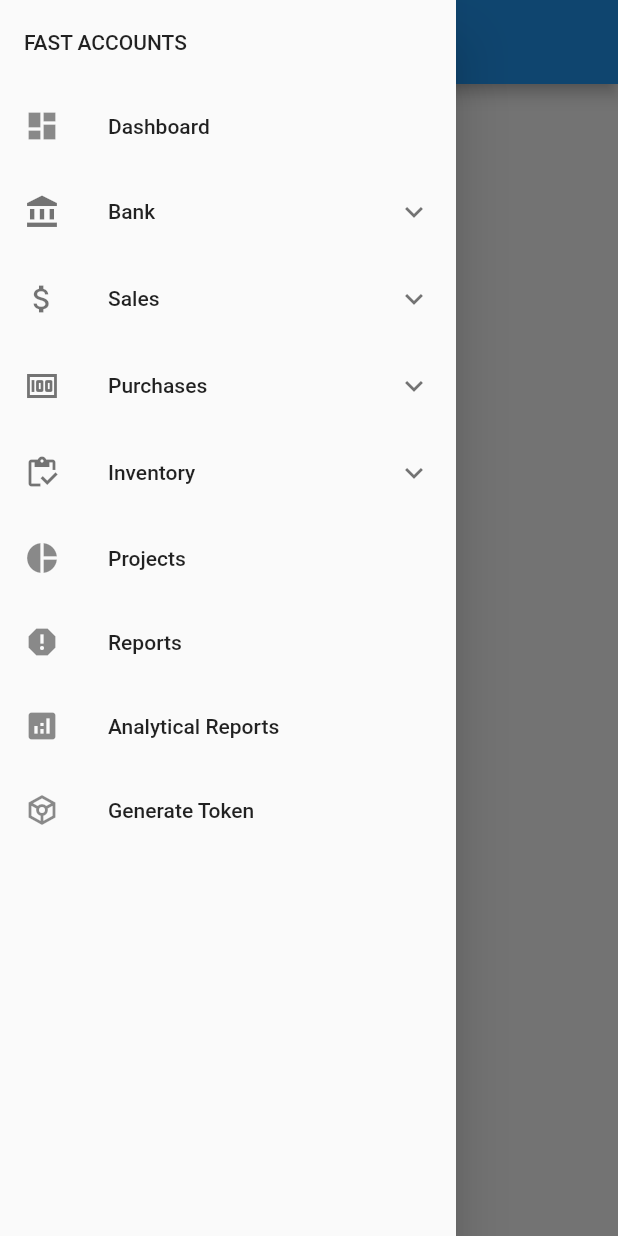
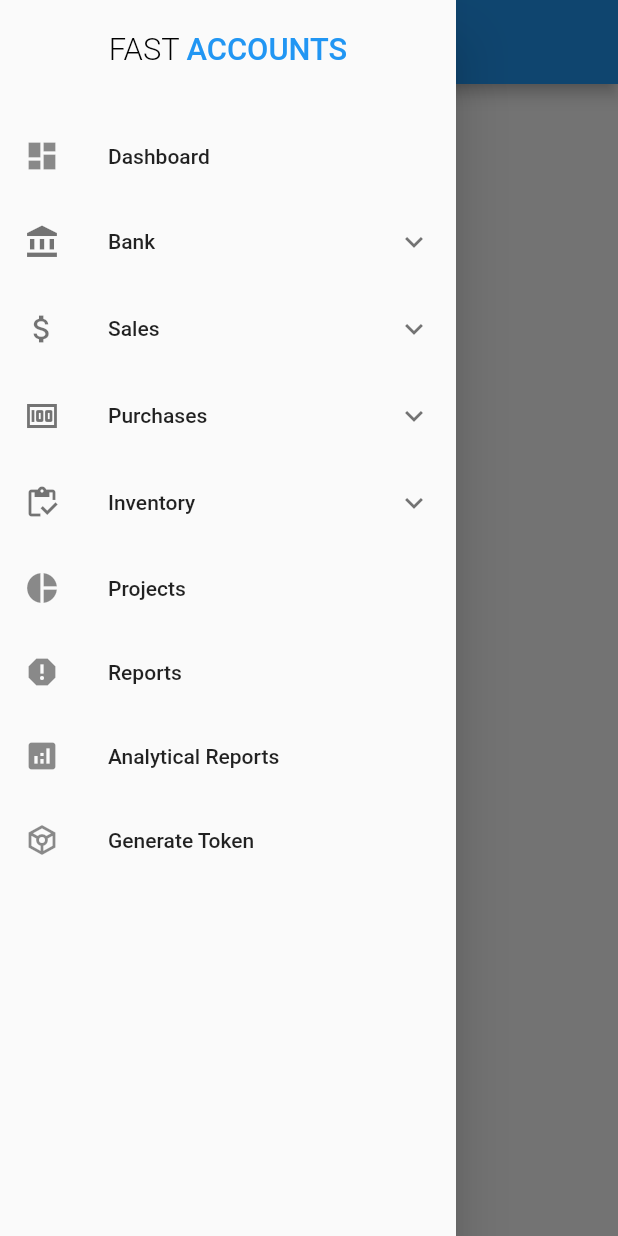
Before and after one commit to Ali-10011/fast-accounts-mobile-app, a Flutter app: the screen it shows after launch, with the side drawer open, on a phone screen of 412 x 824 dp. Run offline on Flutter 3.47's test engine with Material 2 defaults, Android fonts, the phone set to English and light mode, and no system bars.

Commit message:
Add Navigation and drawerTile Widgets

```diff
--- a/fast_accounts/lib/widgets/navigation_drawer.dart
+++ b/fast_accounts/lib/widgets/navigation_drawer.dart
@@ -5,63 +5,80 @@ import 'package:flutter/material.dart';
 class NavigationDrawerWidget extends StatelessWidget {
   const NavigationDrawerWidget({super.key});
 
+//function to generate Navigation Drawer Tiles
+  Widget drawerTile(
+      {required String title,
+      required int index,
+      required BuildContext context,
+      IconData? icon}) {
+    return ListTile(
+        title: Text(title),
+        onTap: () => selectedItem(context, index),
+        leading: (icon == null) ? null : Icon(icon));
+  }
+
+//function to Navigat based on choice
+  void selectedItem(BuildContext context, int index) {
+    Navigator.of(context).pop();
+
+    switch (index) {
+      case 0:
+        Navigator.of(context).pushReplacement(MaterialPageRoute(
+          builder: (context) => const DashBoard(),
+        ));
+        break;
+      case 20:
+        Navigator.of(context).pushReplacement(MaterialPageRoute(
+          builder: (context) => const GenerateToken(),
+        ));
+        break;
+      default:
+        break;
+    }
+  }
+
   @override
   Widget build(BuildContext context) {
     return Drawer(
       child: ListView(children: [
-        const ListTile(
-          title: Text('FAST ACCOUNTS'),
+        Padding(
+          padding: const EdgeInsets.fromLTRB(0, 5, 0, 15),
+          child: ListTile(
+            title: Center(
+                child: Text.rich(
+              TextSpan(
+                children: [
+                  TextSpan(
+                      text: 'FAST ',
+                      style: TextStyle(
+                          fontWeight: FontWeight.w300,
+                          color: Colors.black,
+                          fontSize: MediaQuery.of(context).size.width * 0.050)),
+                  TextSpan(
+                      text: 'ACCOUNTS',
+                      style: TextStyle(
+                          color: Colors.blue,
+                          fontSize: MediaQuery.of(context).size.width * 0.050)),
+                ],
+              ),
+            )),
+          ),
         ),
-        ListTile(
-          leading: const Icon(Icons.dashboard),
-          title: const Text('Dashboard'),
-          onTap: () {
-            Navigator.of(context).pop();
-            Navigator.pushReplacement(
-                context,
-                MaterialPageRoute(
-                  builder: (context) => const DashBoard(),
-                ));
-          },
-        ),
+        drawerTile(
+            title: "Dashboard",
+            index: 0,
+            context: context,
+            icon: Icons.dashboard),
         ExpansionTile(
           title: const Text("Bank"),
           leading: const Icon(Icons.account_balance), //add icon
           childrenPadding: const EdgeInsets.only(left: 60), //children padding
           children: [
-            ListTile(
-              title: const Text("Account Balances"),
-              onTap: () {
-                //action on press
-              },
-            ),
-
-            ListTile(
-              title: const Text("Bank Payments"),
-              onTap: () {
-                //action on press
-              },
-            ),
-            ListTile(
-              title: const Text("Bank Receipts"),
-              onTap: () {
-                //action on press
-              },
-            ),
-            ListTile(
-              title: const Text("Transfers"),
-              onTap: () {
-                //action on press
-              },
-            ),
-            ListTile(
-              title: const Text("Reconcile"),
-              onTap: () {
-                //action on press
-              },
-            ),
-
-            //more child menu
+            drawerTile(title: "Account Balances", index: 1, context: context),
+            drawerTile(title: "Bank Payments", index: 2, context: context),
+            drawerTile(title: "Bank Receipts", index: 3, context: context),
+            drawerTile(title: "Transfers", index: 4, context: context),
+            drawerTile(title: "Reconcile", index: 5, context: context),
           ],
         ),
         ExpansionTile(
@@ -69,45 +86,12 @@ class NavigationDrawerWidget extends StatelessWidget {
           leading: const Icon(Icons.attach_money), //add icon
           childrenPadding: const EdgeInsets.only(left: 60), //children padding
           children: [
-            ListTile(
-              title: const Text("Invoices"),
-              onTap: () {
-                //action on press
-              },
-            ),
-
-            ListTile(
-              title: const Text("Receipts"),
-              onTap: () {
-                //action on press
-              },
-            ),
-            ListTile(
-              title: const Text("Sales All"),
-              onTap: () {
-                //action on press
-              },
-            ),
-            ListTile(
-              title: const Text("Transfers"),
-              onTap: () {
-                //action on press
-              },
-            ),
-            ListTile(
-              title: const Text("Orders"),
-              onTap: () {
-                //action on press
-              },
-            ),
-            ListTile(
-              title: const Text("Customers"),
-              onTap: () {
-                //action on press
-              },
-            ),
-
-            //more child menu
+            drawerTile(title: "Invoices", index: 6, context: context),
+            drawerTile(title: "Recepits", index: 7, context: context),
+            drawerTile(title: "Sales All", index: 8, context: context),
+            drawerTile(title: "Transfers", index: 9, context: context),
+            drawerTile(title: "Orders", index: 10, context: context),
+            drawerTile(title: "Customers", index: 11, context: context),
           ],
         ),
         ExpansionTile(
@@ -115,39 +99,11 @@ class NavigationDrawerWidget extends StatelessWidget {
           leading: const Icon(Icons.money_outlined), //add icon
           childrenPadding: const EdgeInsets.only(left: 60), //children padding
           children: [
-            ListTile(
-              title: const Text("Bills"),
-              onTap: () {
-                //action on press
-              },
-            ),
-
-            ListTile(
-              title: const Text("Payments"),
-              onTap: () {
-                //action on press
-              },
-            ),
-            ListTile(
-              title: const Text("Purchases All"),
-              onTap: () {
-                //action on press
-              },
-            ),
-            ListTile(
-              title: const Text("PO"),
-              onTap: () {
-                //action on press
-              },
-            ),
-            ListTile(
-              title: const Text("Suppliers"),
-              onTap: () {
-                //action on press
-              },
-            ),
-
-            //more child menu
+            drawerTile(title: "Bills", index: 12, context: context),
+            drawerTile(title: "Payments", index: 13, context: context),
+            drawerTile(title: "Purchase All", index: 14, context: context),
+            drawerTile(title: "PO", index: 15, context: context),
+            drawerTile(title: "Suppliers", index: 16, context: context),
           ],
         ),
         ExpansionTile(
@@ -155,43 +111,26 @@ class NavigationDrawerWidget extends StatelessWidget {
           leading: const Icon(Icons.inventory_outlined), //add icon
           childrenPadding: const EdgeInsets.only(left: 60), //children padding
           children: [
-            ListTile(
-              title: const Text("Products"),
-              onTap: () {
-                //action on press
-              },
-            ),
-
-            //more child menu
+            drawerTile(title: "Products", index: 17, context: context),
           ],
         ),
-        ListTile(
-          leading: const Icon(Icons.pie_chart),
-          title: const Text('Projects'),
-          onTap: () {},
-        ),
-        ListTile(
-          leading: const Icon(Icons.report),
-          title: const Text('Reports'),
-          onTap: () {},
-        ),
-        ListTile(
-          leading: const Icon(Icons.analytics),
-          title: const Text('Analytical Reports'),
-          onTap: () {},
-        ),
-        ListTile(
-          leading: const Icon(Icons.token_outlined),
-          title: const Text('Generate Token'),
-          onTap: () {
-            Navigator.of(context).pop();
-            Navigator.pushReplacement(
-                context,
-                MaterialPageRoute(
-                  builder: (context) => const GenerateToken(),
-                ));
-          },
-        ),
+        drawerTile(
+            title: "Projects",
+            index: 18,
+            context: context,
+            icon: Icons.pie_chart),
+        drawerTile(
+            title: "Reports", index: 19, context: context, icon: Icons.report),
+        drawerTile(
+            title: "Analytical Reports",
+            index: 1,
+            context: context,
+            icon: Icons.analytics),
+        drawerTile(
+            title: "Generate Token",
+            index: 20,
+            context: context,
+            icon: Icons.token_outlined),
       ]),
     );
   }
```
